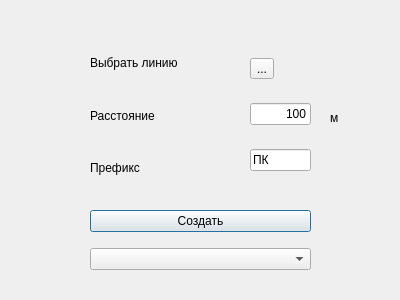
Old version of the form calculate_picketing_dialog_base.ui in the repository Aykuayvenchorr/QGIS_plugin_picketing.
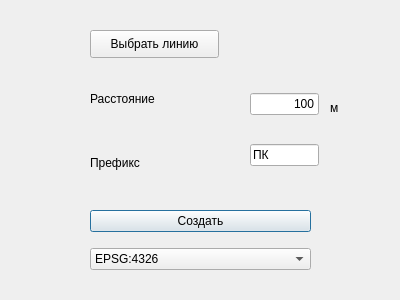
New version of the form.

Patch:
```diff
--- a/calculate_picketing_dialog_base.ui
+++ b/calculate_picketing_dialog_base.ui
@@ -17,7 +17,7 @@
    <property name="geometry">
     <rect>
      <x>330</x>
-     <y>110</y>
+     <y>100</y>
      <width>55</width>
      <height>16</height>
     </rect>
@@ -30,19 +30,12 @@
    <property name="geometry">
     <rect>
      <x>90</x>
-     <y>40</y>
+     <y>70</y>
      <width>131</width>
-     <height>151</height>
+     <height>121</height>
     </rect>
    </property>
    <layout class="QVBoxLayout" name="verticalLayout">
-    <item>
-     <widget class="QLabel" name="label_4">
-      <property name="text">
-       <string>Выбрать линию</string>
-      </property>
-     </widget>
-    </item>
     <item>
      <widget class="QLabel" name="label_2">
       <property name="text">
@@ -63,19 +56,12 @@
    <property name="geometry">
     <rect>
      <x>250</x>
-     <y>40</y>
-     <width>61</width>
-     <height>151</height>
+     <y>70</y>
+     <width>69</width>
+     <height>121</height>
     </rect>
    </property>
    <layout class="QVBoxLayout" name="verticalLayout_2">
-    <item>
-     <widget class="QToolButton" name="toolButton">
-      <property name="text">
-       <string>...</string>
-      </property>
-     </widget>
-    </item>
     <item>
      <widget class="QLineEdit" name="Distance">
       <property name="enabled">
@@ -125,13 +111,36 @@
      <widget class="QComboBox" name="comboBox">
       <item>
        <property name="text">
-        <string/>
+        <string>EPSG:4326</string>
+       </property>
+      </item>
+      <item>
+       <property name="text">
+        <string>EPSG:32633</string>
+       </property>
+      </item>
+      <item>
+       <property name="text">
+        <string>ESRI:21018</string>
        </property>
       </item>
      </widget>
     </item>
    </layout>
   </widget>
+  <widget class="QPushButton" name="btnSelectLine">
+   <property name="geometry">
+    <rect>
+     <x>90</x>
+     <y>30</y>
+     <width>129</width>
+     <height>28</height>
+    </rect>
+   </property>
+   <property name="text">
+    <string>Выбрать линию</string>
+   </property>
+  </widget>
  </widget>
  <resources/>
  <connections/>
```
Left out of the diff: 2 changed lines with no effect on the pictures.
